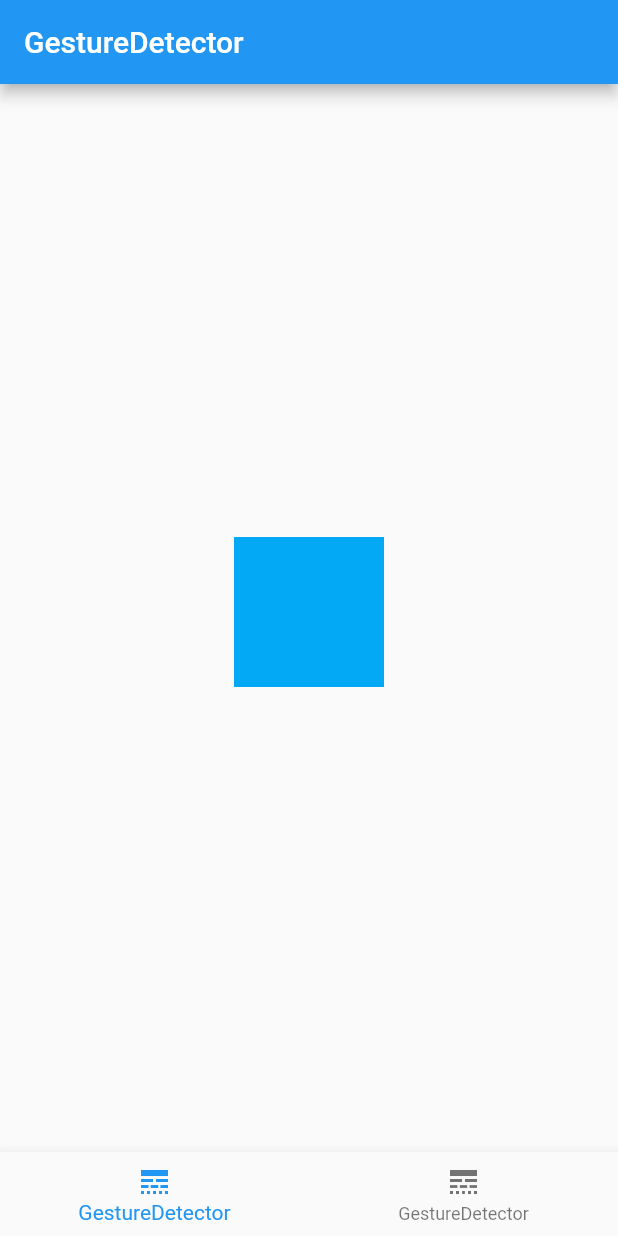
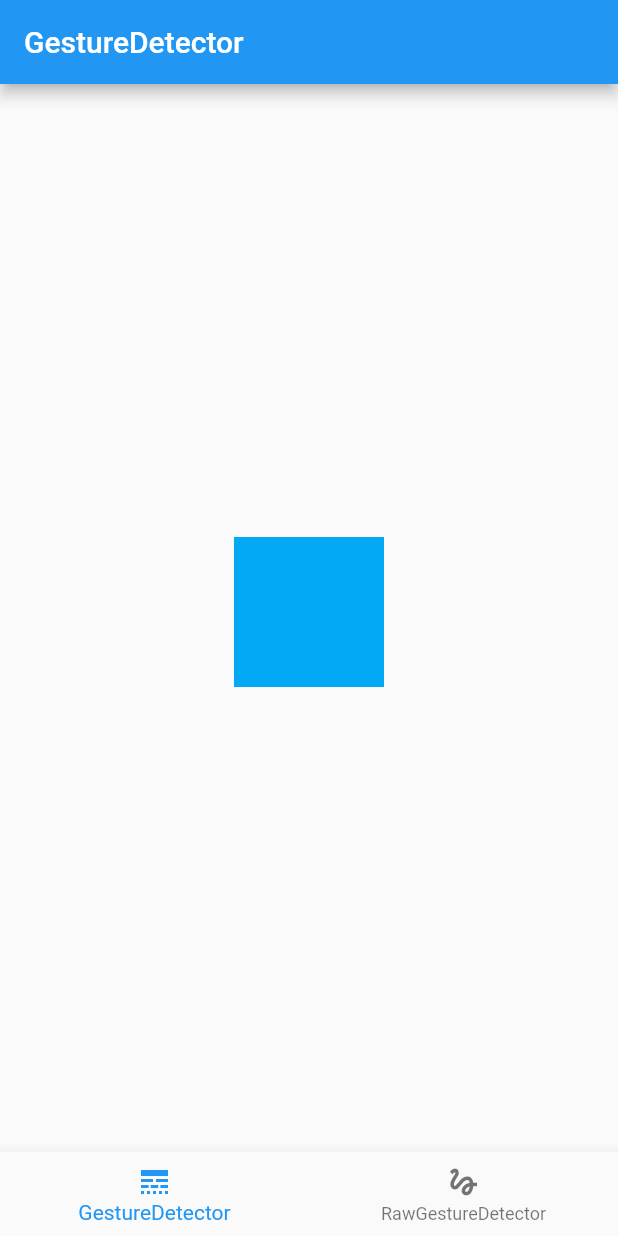
Before and after one commit to guitoof/gestures_handling_sandbox, a Flutter app: the screen it shows after launch, on a phone screen of 412 x 824 dp. Run offline on Flutter 3.47's test engine with Material 2 defaults, Android fonts, the phone set to English and light mode, and no system bars.

```diff
--- a/lib/main.dart
+++ b/lib/main.dart
@@ -24,15 +24,10 @@ class _SanboxAppState extends State<SanboxApp> {
       'icon': Icon(Icons.line_style_outlined)
     },
     {
-      'widget': GestureDetectorExamplePage(),
-      'name': 'GestureDetector',
-      'icon': Icon(Icons.line_style_outlined)
+      'widget': RawGestureDetectorExamplePage(),
+      'name': 'RawGestureDetector',
+      'icon': Icon(Icons.gesture)
     },
-    // {
-    //   'widget': RawGestureDetectorExamplePage(),
-    //   'name': 'RawGestureDetector',
-    //   'icon': Icon(Icons.gesture)
-    // },
     // {
     //   'widget': ListenerExamplePage(),
     //   'name': 'Listener',
--- a/lib/pages/gesture_detector_example_page.dart
+++ b/lib/pages/gesture_detector_example_page.dart
@@ -27,11 +27,11 @@ class _GestureDetectorExamplePageState
             demoSquareSize: _squareSize,
             demoSquarePosition: Offset(horizontalOffset, verticalOffset),
             child: GestureDetector(
-                onTap: () => showDetectedGestureDialog('Tap', context: context),
+                onTap: () => showDetectedGestureDialog('Tap', from: 'GestureDetector',context: context),
                 onDoubleTap: () =>
-                    showDetectedGestureDialog('Double Tap', context: context),
+                    showDetectedGestureDialog('Double Tap', from: 'GestureDetector', context: context),
                 onLongPress: () =>
-                    showDetectedGestureDialog('Long Press', context: context),
+                    showDetectedGestureDialog('Long Press', from: 'GestureDetector', context: context),
                 onHorizontalDragUpdate: (details) => setState(() {
                   horizontalOffset += details.delta.dx;
                 }),
@@ -39,7 +39,7 @@ class _GestureDetectorExamplePageState
                   setState(() {
                     horizontalOffset = 0.0;
                   });
-                  showDetectedGestureDialog('Horizontal Drag', context: context);
+                  showDetectedGestureDialog('Horizontal Drag', from: 'GestureDetector', context: context);
                 },
                 onVerticalDragUpdate: (details) => setState(() {
                   verticalOffset += details.delta.dy;
@@ -48,7 +48,7 @@ class _GestureDetectorExamplePageState
                   setState(() {
                     verticalOffset = 0.0;
                   });
-                  showDetectedGestureDialog('Vertical Drag', context: context);
+                  showDetectedGestureDialog('Vertical Drag', from: 'GestureDetector', context: context);
                 },
                 child: const Square(size: _squareSize),
               ),
```
Also changed, not shown: lib/pages/raw_gesture_detector_example_page.dart (added, +46 -0 lines), lib/widgets/detected_gesture_dialog.dart (+5 -5 lines).
